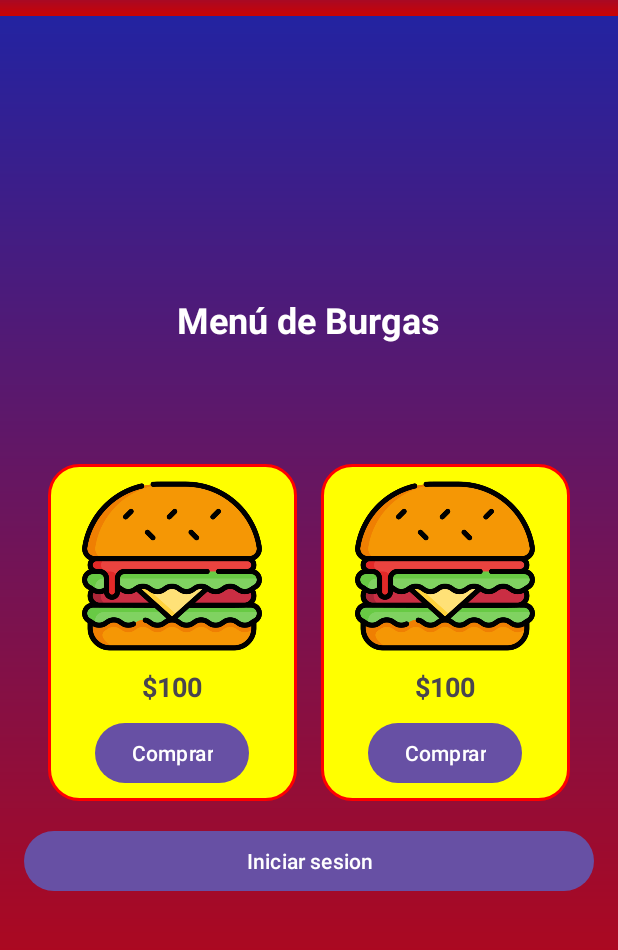
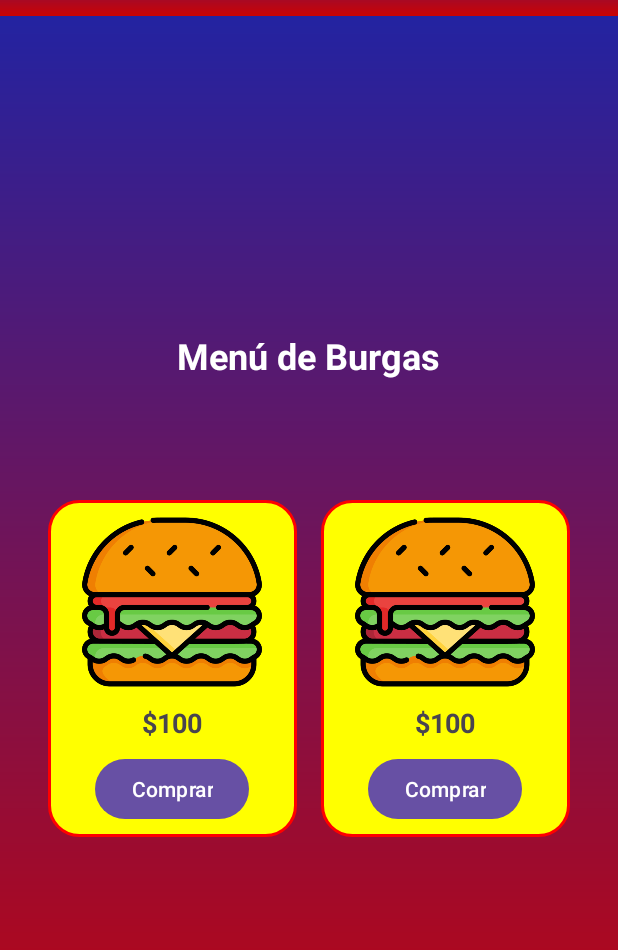
Before and after one commit to MatiaseRamirez/MyLogin, an Android app: the HomeActivity screen opened directly, with no data from a screen before it, on a phone screen of 412 x 824 dp, the part 59-1009 px from its top. Run offline under Robolectric (Android 15) with nearby library versions, the light colour scheme and no system bars.

Commit message:
Se saco el boton de inicio

```diff
--- a/app/src/main/res/layout/activity_home.xml
+++ b/app/src/main/res/layout/activity_home.xml
@@ -47,14 +47,6 @@
             android:orientation="vertical"
             android:gravity="bottom">
 
-            <Button
-                android:id="@+id/btnIniciarSesion"
-                android:layout_width="match_parent"
-                android:layout_height="wrap_content"
-                android:text="Iniciar Sesión"
-                android:layout_marginTop="20dp"
-                android:layout_gravity="center" />
-
         </LinearLayout>
     </com.google.android.material.navigation.NavigationView>
 
--- a/app/src/main/res/layout/fragment_menu.xml
+++ b/app/src/main/res/layout/fragment_menu.xml
@@ -141,10 +141,4 @@
 
     </LinearLayout>
 
-    <Button
-        android:id="@+id/button2"
-        android:layout_width="match_parent"
-        android:layout_height="wrap_content"
-        android:text="Iniciar sesion" />
-
 </LinearLayout>
```
